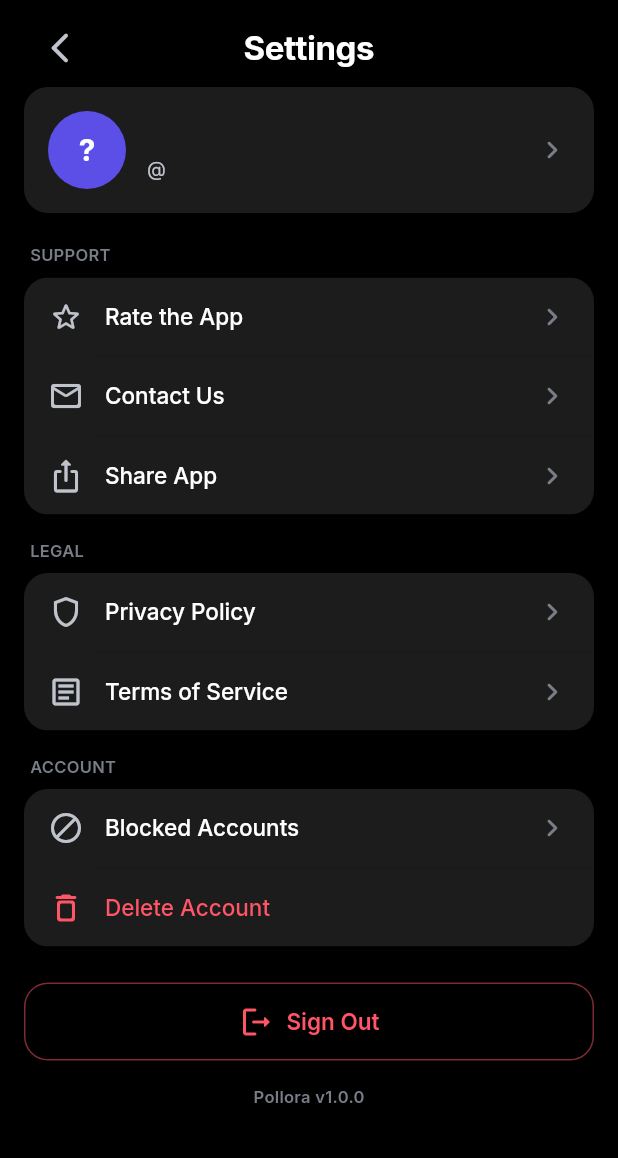
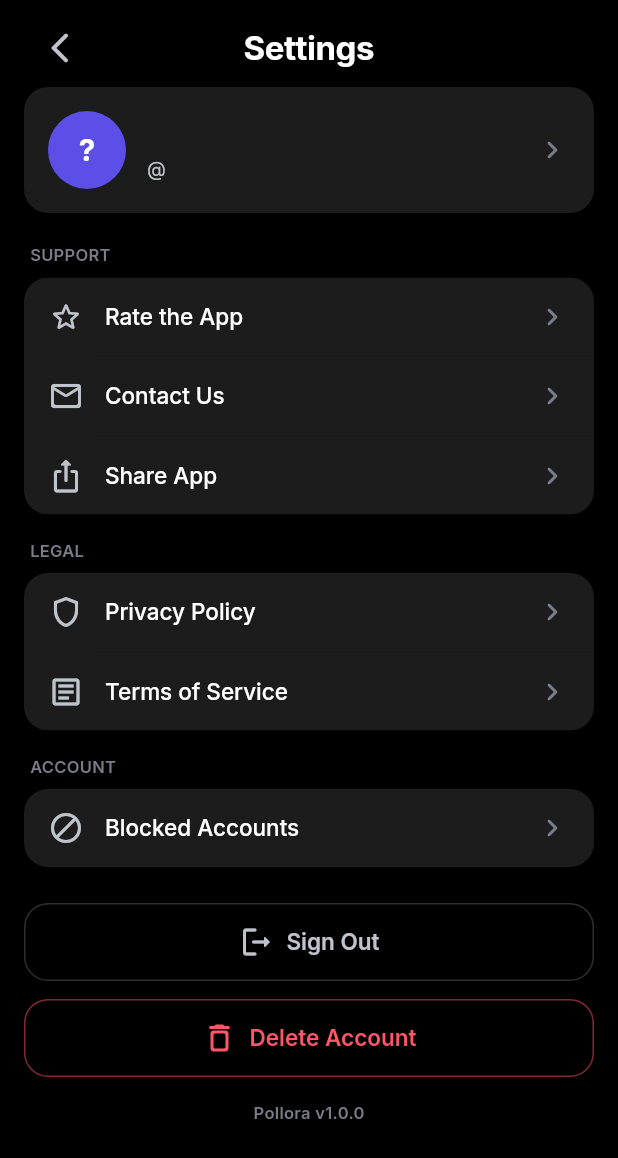
Before and after one commit to ebayanclintearl/pollora, a Flutter app: the SettingsScreen screen opened directly, on a phone screen of 412 x 824 dp. Shown: the top 1158 px of the screen. Run offline on Flutter 3.47's test engine with Material 3 defaults, Android fonts, the phone set to English and light mode, and no system bars; our stand-ins replace cached_network_image, flutter_dotenv, flutter_riverpod, google_fonts, google_sign_in, image_picker and 5 more; accounts and stored records are empty.

Commit message:
feat: Refactor action buttons in settings screen for improved consistency and usability

```diff
--- a/lib/screens/settings_screen.dart
+++ b/lib/screens/settings_screen.dart
@@ -180,20 +180,16 @@ class _SettingsScreenState extends ConsumerState<SettingsScreen> {
                             builder: (_) => const BlockedAccountsScreen(),
                           ),
                         ),
-                        showDivider: true,
-                      ),
-                      _SettingsRow(
-                        icon: Icons.delete_outline_rounded,
-                        label: 'Delete Account',
-                        destructive: true,
-                        onTap: () => _confirmDeleteAccount(context, ref),
                       ),
                     ],
                   ),
                   const SizedBox(height: 24),
 
-                  // ── Sign Out — standalone destructive button ──
-                  GestureDetector(
+                  // ── Sign Out — neutral (reversible action) ──
+                  _ActionButton(
+                    icon: Icons.logout_rounded,
+                    label: 'Sign Out',
+                    destructive: false,
                     onTap: () async {
                       HapticFeedback.mediumImpact();
                       try {
@@ -207,33 +203,15 @@ class _SettingsScreenState extends ConsumerState<SettingsScreen> {
                         }
                       }
                     },
-                    behavior: HitTestBehavior.opaque,
-                    child: Container(
-                      height: 52,
-                      decoration: BoxDecoration(
-                        color: Colors.transparent,
-                        border: Border.all(
-                            color: AppColors.textDestructive
-                                .withValues(alpha: 0.5)),
-                        borderRadius: BorderRadius.circular(AppRadius.card),
-                      ),
-                      child: Row(
-                        mainAxisAlignment: MainAxisAlignment.center,
-                        children: [
-                          const Icon(Icons.logout_rounded,
-                              color: AppColors.textDestructive,
-                              size: AppIconSizes.control),
-                          const SizedBox(width: 8),
-                          Text(
-                            'Sign Out',
-                            style: AppTypography.titleSmall.copyWith(
-                              fontWeight: FontWeight.w600,
-                              color: AppColors.textDestructive,
-                            ),
-                          ),
-                        ],
-                      ),
-                    ),
+                  ),
+                  const SizedBox(height: 12),
+
+                  // ── Delete Account — destructive (permanent) ──
+                  _ActionButton(
+                    icon: Icons.delete_outline_rounded,
+                    label: 'Delete Account',
+                    destructive: true,
+                    onTap: () => _confirmDeleteAccount(context, ref),
                   ),
                   const SizedBox(height: 16),
 
@@ -310,6 +288,57 @@ Future<void> _confirmDeleteAccount(BuildContext context, WidgetRef ref) async {
       AppToast.show(context, 'Couldn\'t delete account. Try again.',
           isError: true);
     }
+  }
+}
+
+// ─────────────────────────────────────────────
+// Outlined action button — used for Sign Out (neutral) and
+// Delete Account (destructive) so the two terminal actions match.
+// ─────────────────────────────────────────────
+class _ActionButton extends StatelessWidget {
+  final IconData icon;
+  final String label;
+  final bool destructive;
+  final VoidCallback onTap;
+
+  const _ActionButton({
+    required this.icon,
+    required this.label,
+    required this.destructive,
+    required this.onTap,
+  });
+
+  @override
+  Widget build(BuildContext context) {
+    final color =
+        destructive ? AppColors.textDestructive : AppColors.textSecondary;
+    final borderColor = destructive
+        ? AppColors.textDestructive.withValues(alpha: 0.5)
+        : AppColors.borderDefault;
+    return Pressable(
+      pressedScale: 0.98,
+      onTap: onTap,
+      child: Container(
+        height: 52,
+        decoration: BoxDecoration(
+          color: Colors.transparent,
+          border: Border.all(color: borderColor),
+          borderRadius: BorderRadius.circular(AppRadius.card),
+        ),
+        child: Row(
+          mainAxisAlignment: MainAxisAlignment.center,
+          children: [
+            Icon(icon, color: color, size: AppIconSizes.control),
+            const SizedBox(width: 8),
+            Text(
+              label,
+              style: AppTypography.titleSmall
+                  .copyWith(fontWeight: FontWeight.w600, color: color),
+            ),
+          ],
+        ),
+      ),
+    );
   }
 }
 
@@ -429,20 +458,16 @@ class _SettingsRow extends StatelessWidget {
   final String label;
   final VoidCallback onTap;
   final bool showDivider;
-  final bool destructive;
 
   const _SettingsRow({
     required this.icon,
     required this.label,
     required this.onTap,
     this.showDivider = false,
-    this.destructive = false,
   });
 
   @override
   Widget build(BuildContext context) {
-    final tint =
-        destructive ? AppColors.textDestructive : AppColors.textSecondary;
     return Column(
       children: [
         Pressable(
@@ -455,21 +480,14 @@ class _SettingsRow extends StatelessWidget {
             padding: const EdgeInsets.symmetric(horizontal: 16, vertical: 14),
             child: Row(
               children: [
-                Icon(icon, size: AppIconSizes.control, color: tint),
+                Icon(icon,
+                    size: AppIconSizes.control, color: AppColors.textSecondary),
                 const SizedBox(width: 14),
                 Expanded(
-                  child: Text(
-                    label,
-                    style: destructive
-                        ? AppTypography.titleSmall
-                            .copyWith(color: AppColors.textDestructive)
-                        : AppTypography.titleSmall,
-                  ),
+                  child: Text(label, style: AppTypography.titleSmall),
                 ),
-                if (!destructive)
-                  const Icon(Icons.chevron_right_rounded,
-                      size: AppIconSizes.control,
-                      color: AppColors.textTertiary),
+                const Icon(Icons.chevron_right_rounded,
+                    size: AppIconSizes.control, color: AppColors.textTertiary),
               ],
             ),
           ),
```
